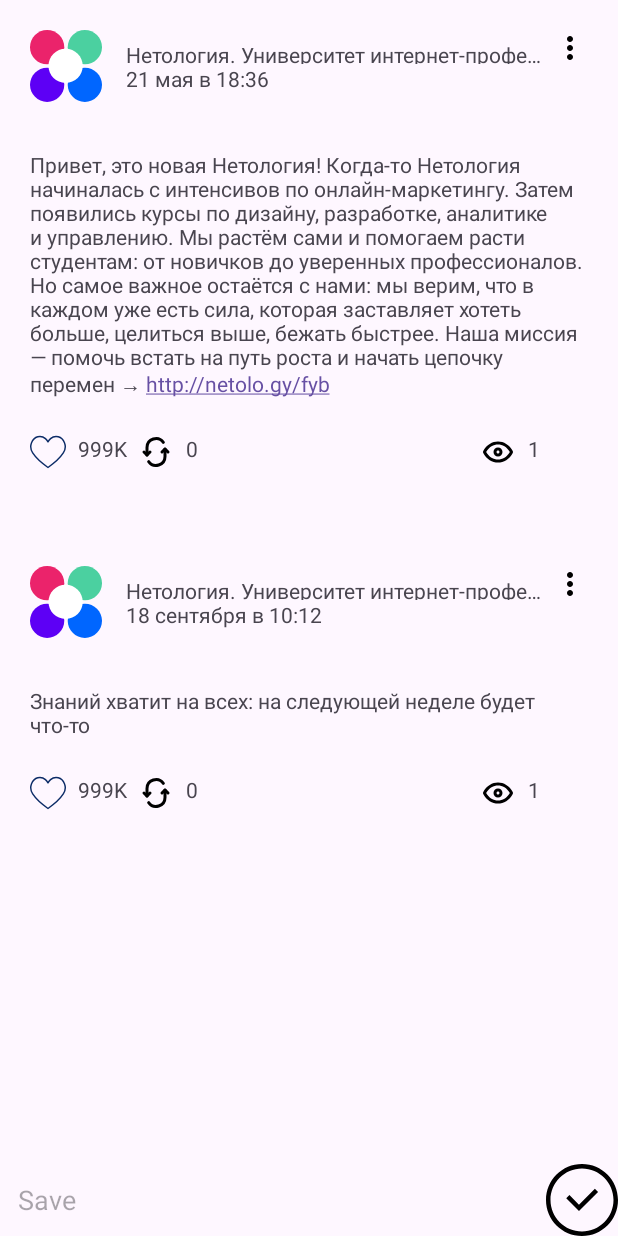
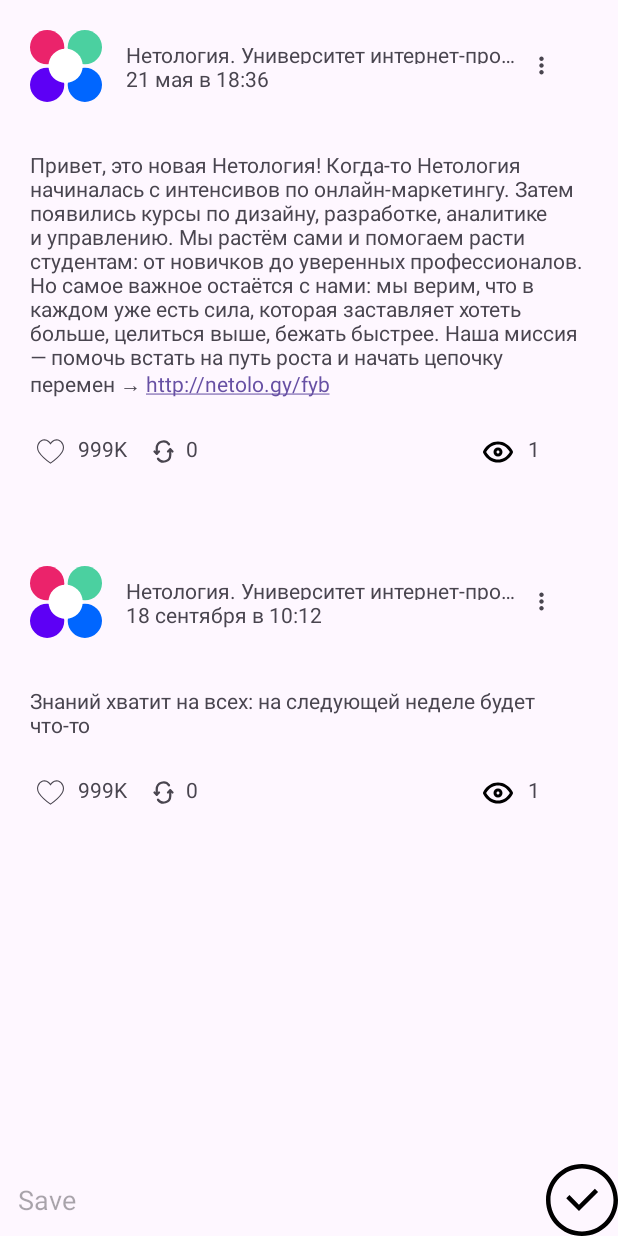
Before and after one commit to shefyo/nmedia, an Android app: the screen it shows after launch (MainActivity), on a phone screen of 412 x 824 dp. Run offline under Robolectric (Android 15) with nearby library versions, the phone set to English and light mode, and no system bars.

Commit message:
Material Design

```diff
--- a/app/src/main/java/ru/netology/nmedia/PostViewHolder.kt
+++ b/app/src/main/java/ru/netology/nmedia/PostViewHolder.kt
@@ -17,9 +17,7 @@ class PostViewHolder(
             countviews.text = post.countviews.toString()
             countlikes.text = formatCount(post.countlikes)
             countreposts.text = formatCount(post.countreposts)
-            likes.setImageResource(
-                if (post.likedByMe) R.drawable.liked else R.drawable.like
-            )
+            likes.isChecked = post.likedByMe
             likes.setOnClickListener {
                 onInteractionListener.onLike(post)
             }
--- a/app/src/main/res/drawable/baseline_more_vert_24.xml
+++ b/app/src/main/res/drawable/baseline_more_vert_24.xml
@@ -1,5 +1,5 @@
-<vector android:height="24dp" android:tint="#000000"
+<vector android:height="48dp" android:tint="#000000"
     android:viewportHeight="24" android:viewportWidth="24"
-    android:width="24dp" xmlns:android="http://schemas.android.com/apk/res/android">
+    android:width="48dp" xmlns:android="http://schemas.android.com/apk/res/android">
     <path android:fillColor="@android:color/white" android:pathData="M12,8c1.1,0 2,-0.9 2,-2s-0.9,-2 -2,-2 -2,0.9 -2,2 0.9,2 2,2zM12,10c-1.1,0 -2,0.9 -2,2s0.9,2 2,2 2,-0.9 2,-2 -0.9,-2 -2,-2zM12,16c-1.1,0 -2,0.9 -2,2s0.9,2 2,2 2,-0.9 2,-2 -0.9,-2 -2,-2z"/>
 </vector>
--- a/app/src/main/res/drawable/like.xml
+++ b/app/src/main/res/drawable/like.xml
@@ -1,6 +1,6 @@
 <vector xmlns:android="http://schemas.android.com/apk/res/android"
-    android:width="800dp"
-    android:height="800dp"
+    android:width="24dp"
+    android:height="24dp"
     android:viewportWidth="75.17"
     android:viewportHeight="75.17">
   <path
--- /dev/null
+++ b/app/src/main/res/drawable/like_checkbox_tint.xml
@@ -0,0 +1,5 @@
+<?xml version="1.0" encoding="utf-8"?>
+<selector xmlns:android="http://schemas.android.com/apk/res/android">
+    <item android:color="#ff0000" android:state_checked="true"/>
+    <item android:color="?attr/colorControlNormal"/>
+</selector>
--- a/app/src/main/res/drawable/liked.xml
+++ b/app/src/main/res/drawable/liked.xml
@@ -1,6 +1,6 @@
 <vector xmlns:android="http://schemas.android.com/apk/res/android"
-    android:width="800dp"
-    android:height="800dp"
+    android:width="24dp"
+    android:height="24dp"
     android:viewportWidth="36"
     android:viewportHeight="36">
   <path
--- /dev/null
+++ b/app/src/main/res/drawable/likedrawable.xml
@@ -0,0 +1,11 @@
+<?xml version="1.0" encoding="utf-8"?>
+<selector xmlns:android="http://schemas.android.com/apk/res/android">
+    <item
+        android:drawable="@drawable/liked"
+        android:state_checked="true"
+        ></item>
+
+    <item
+        android:drawable="@drawable/like"
+        ></item>
+</selector>
--- /dev/null
+++ b/app/src/main/res/drawable/options_button_tint.xml
@@ -0,0 +1,4 @@
+<?xml version="1.0" encoding="utf-8"?>
+<selector xmlns:android="http://schemas.android.com/apk/res/android">
+    <item android:color="?attr/colorControlNormal"/>
+</selector>
--- /dev/null
+++ b/app/src/main/res/drawable/share_button_tint.xml
@@ -0,0 +1,4 @@
+<?xml version="1.0" encoding="utf-8"?>
+<selector xmlns:android="http://schemas.android.com/apk/res/android">
+    <item android:color="?attr/colorControlNormal"/>
+</selector>
--- a/app/src/main/res/layout/postcard.xml
+++ b/app/src/main/res/layout/postcard.xml
@@ -6,6 +6,7 @@
     android:layout_height="wrap_content"
     android:padding="20dp"
     tools:context=".MainActivity">
+
 
 
     <ImageView
@@ -33,6 +34,16 @@
         app:layout_constraintVertical_chainStyle="packed"
         tools:text="Нетология. Университет интернет-профессий" />
 
+    <com.google.android.material.button.MaterialButton
+        android:id="@+id/menu"
+        android:layout_width="48dp"
+        android:layout_height="48dp"
+        app:icon="@drawable/baseline_more_vert_24"
+        android:contentDescription="Menu"
+        style="@style/Widget.App.OptionsButton"
+        app:layout_constraintEnd_toEndOf="parent"
+        app:layout_constraintTop_toTopOf="parent" />
+
     <TextView
         android:id="@+id/published"
         android:layout_width="0dp"
@@ -43,13 +54,7 @@
         app:layout_constraintTop_toBottomOf="@id/author"
         tools:text="21 мая в 18:36" />
 
-    <ImageView
-        android:id="@+id/menu"
-        android:layout_width="24dp"
-        android:layout_height="24dp"
-        android:src="@drawable/baseline_more_vert_24"
-        app:layout_constraintEnd_toEndOf="parent"
-        app:layout_constraintTop_toTopOf="parent" />
+
 
     <ImageView
         android:id="@+id/views"
@@ -61,12 +66,16 @@
         app:layout_constraintEnd_toEndOf="parent"
         app:layout_constraintTop_toTopOf="@id/barrier2" />
 
-    <ImageView
+    <com.google.android.material.button.MaterialButton
         android:id="@+id/likes"
-        android:layout_width="24dp"
-        android:layout_height="24dp"
-        android:layout_marginTop="8dp"
-        android:src="@drawable/like"
+        android:layout_width="wrap_content"
+        android:layout_height="wrap_content"
+        android:layout_marginLeft="-4dp"
+        android:layout_marginTop="-4dp"
+        android:checkable="true"
+        android:contentDescription="Like"
+        app:icon="@drawable/likedrawable"
+        style = "@style/Widget.App.LikeCheckBox"
         app:layout_constraintStart_toStartOf="parent"
         app:layout_constraintTop_toTopOf="@id/barrier2" />
 
@@ -100,13 +109,16 @@
         app:layout_constraintTop_toTopOf="@id/barrier2"
         tools:text="10K" />
 
-    <ImageView
+
+    <com.google.android.material.button.MaterialButton
         android:id="@+id/reposts"
-        android:layout_width="24dp"
-        android:layout_height="24dp"
+        android:layout_width="wrap_content"
+        android:layout_height="wrap_content"
+        app:icon="@drawable/repost"
+        android:contentDescription="Share"
         android:layout_marginLeft="72dp"
-        android:layout_marginTop="8dp"
-        android:src="@drawable/repost"
+        android:layout_marginTop="-4dp"
+        style="@style/Widget.App.ShareButton"
         app:layout_constraintStart_toStartOf="parent"
         app:layout_constraintTop_toTopOf="@id/barrier2" />
 
@@ -146,5 +158,4 @@
 каждом уже есть сила, которая заставляет хотеть
 больше, целиться выше, бежать быстрее. Наша миссия
 — помочь встать на путь роста и начать цепочку перемен → http://netolo.gy/fyb" />
-
 </androidx.constraintlayout.widget.ConstraintLayout>
--- a/app/src/main/res/values/colors.xml
+++ b/app/src/main/res/values/colors.xml
@@ -2,4 +2,7 @@
 <resources>
     <color name="black">#FF000000</color>
     <color name="white">#FFFFFFFF</color>
+    <color name="purple_500">#9C27B0</color>
+    <color name="purple_700">#6F1F91</color>
+    <color name="teal_200">#0CC6DA</color>
 </resources>
--- /dev/null
+++ b/app/src/main/res/values/styles.xml
@@ -0,0 +1,2 @@
+<?xml version="1.0" encoding="utf-8"?>
+<resources></resources>
--- a/app/src/main/res/values/themes.xml
+++ b/app/src/main/res/values/themes.xml
@@ -5,5 +5,20 @@
         <!-- <item name="colorPrimary">@color/my_light_primary</item> -->
     </style>
 
+
+
     <style name="Theme.Nmedia" parent="Base.Theme.Nmedia" />
+
+    <style name="Widget.App.LikeCheckBox" parent="Widget.MaterialComponents.Button.TextButton.Icon">
+        <item name = "iconTint">@drawable/like_checkbox_tint</item>
+    </style>
+
+    <style name="Widget.App.ShareButton" parent="Widget.MaterialComponents.Button.TextButton.Icon">
+        <item name="iconTint">@drawable/share_button_tint</item>
+    </style>
+
+    <style name="Widget.App.OptionsButton" parent="Widget.MaterialComponents.Button.TextButton.Icon">
+        <item name="iconTint">@drawable/options_button_tint</item>
+
+    </style>
 </resources>
```
